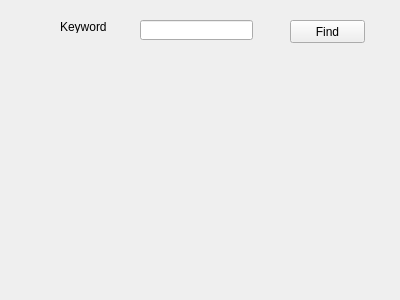
dmtapit/BasicQtWidgetApplication, file TextFinder/textfinder.ui: the form before one commit.
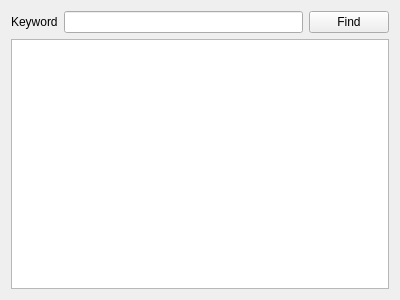
The form after the commit.

```diff
--- a/TextFinder/textfinder.ui
+++ b/TextFinder/textfinder.ui
@@ -13,42 +13,32 @@
   <property name="windowTitle">
    <string>TextFinder</string>
   </property>
+  <layout class="QVBoxLayout" name="verticalLayout">
+   <item>
+    <layout class="QHBoxLayout" name="horizontalLayout">
+     <item>
   <widget class="QLabel" name="label">
-   <property name="geometry">
-    <rect>
-     <x>60</x>
-     <y>20</y>
-     <width>47</width>
-     <height>13</height>
-    </rect>
-   </property>
    <property name="text">
     <string>Keyword</string>
    </property>
   </widget>
-  <widget class="QLineEdit" name="lineEdit">
-   <property name="geometry">
-    <rect>
-     <x>140</x>
-     <y>20</y>
-     <width>113</width>
-     <height>20</height>
-    </rect>
-   </property>
-  </widget>
+     </item>
+     <item>
+      <widget class="QLineEdit" name="lineEdit"/>
+     </item>
+     <item>
   <widget class="QPushButton" name="findButton">
-   <property name="geometry">
-    <rect>
-     <x>290</x>
-     <y>20</y>
-     <width>75</width>
-     <height>23</height>
-    </rect>
-   </property>
    <property name="text">
     <string>Find</string>
    </property>
   </widget>
+     </item>
+    </layout>
+   </item>
+   <item>
+    <widget class="QTextEdit" name="textEdit"/>
+   </item>
+  </layout>
  </widget>
  <layoutdefault spacing="6" margin="11"/>
  <resources/>
```
Lines whose indentation alone changed are shown as unchanged.
